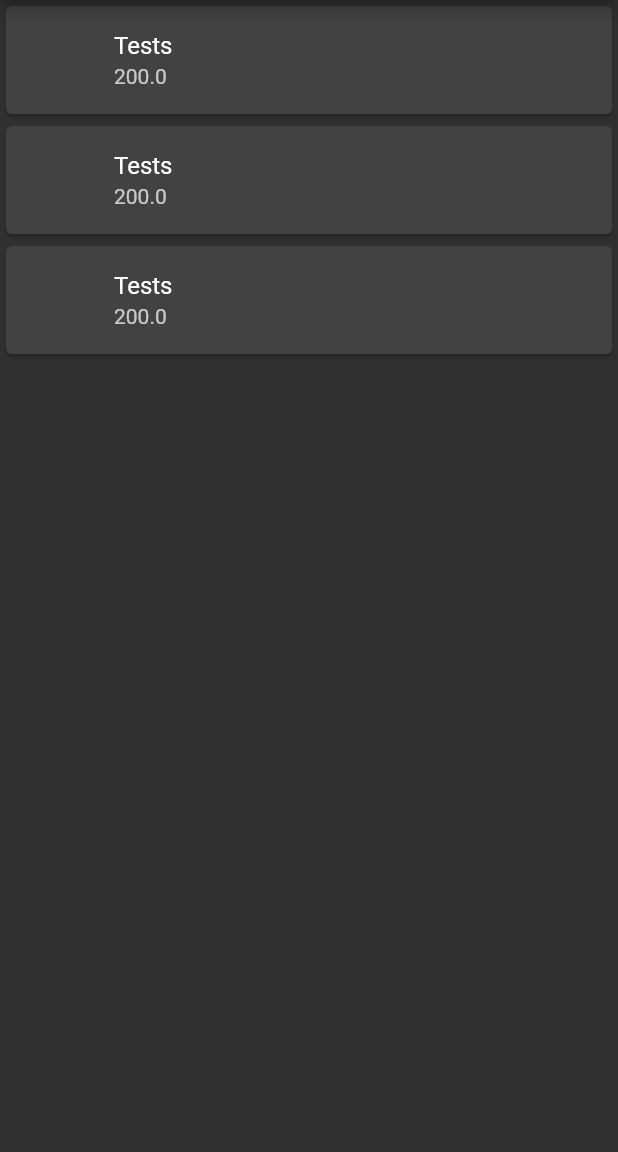
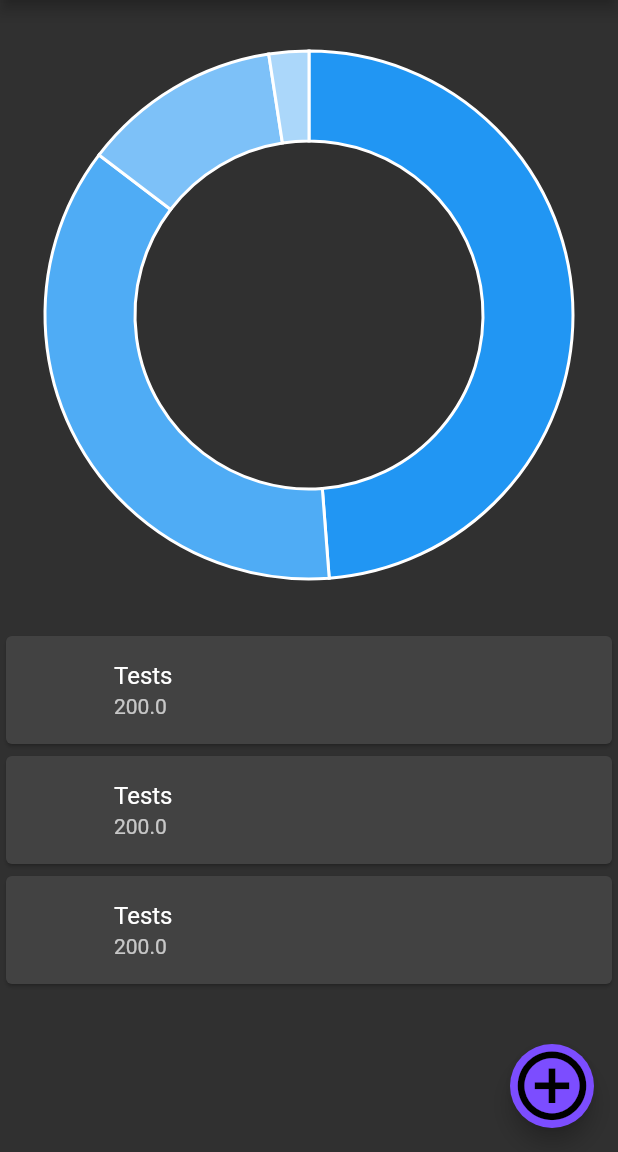
Before and after one commit to rezendevictor/flutter-mvvm, a Flutter app: the screen it shows after launch, on a phone screen of 412 x 824 dp, the part 84-1236 px from its top. Run offline on Flutter 3.47's test engine with Material 2 defaults, Android fonts, the phone set to English and light mode, and no system bars; our stand-ins replace charts_flutter.

```diff
--- a/lib/screens/entry_screen.dart
+++ b/lib/screens/entry_screen.dart
@@ -5,7 +5,6 @@ import 'package:mvvm/screens/screen_elements/text_display_element.dart';
 import 'package:charts_flutter/flutter.dart' as charts;
 
 class Entry extends StatelessWidget {
-
   @override
   Widget build(BuildContext context) {
     // TODO: implement build
@@ -14,15 +13,24 @@ class Entry extends StatelessWidget {
       appBar: AppBar(title: Text("MVVM")),
       body: ListView(
         children: <Widget>[
-              TextCard(titulo: "Tests", valor: 200),
-              TextCard(titulo: "Tests", valor: 200),
-              TextCard(titulo: "Tests", valor: 200),
+          Container(
+            margin: const EdgeInsets.all(10.0),
+            width: 400.0,
+            height: 400.0,
+            child: DonutPieChart(_createSampleData()),
+          ),
+          TextCard(titulo: "Tests", valor: 200),
+          TextCard(titulo: "Tests", valor: 200),
+          TextCard(titulo: "Tests", valor: 200),
+        ],
+      ),
+      floatingActionButton: FloatingActionButton(
+        child: Icon(Icons.add_circle_outline,size: 55,),
+        backgroundColor: (Colors.deepPurpleAccent),
 
-        ],
       ),
     );
   }
-
 
   static List<charts.Series<LinearSales, int>> _createSampleData() {
     final data = [
--- a/lib/screens/screen_elements/piechart_element.dart
+++ b/lib/screens/screen_elements/piechart_element.dart
@@ -7,12 +7,13 @@ class DonutPieChart extends StatelessWidget {
 
   DonutPieChart(this.seriesList, {this.animate});
 
+
   /// Creates a [PieChart] with sample data and no transition.
   factory DonutPieChart.withSampleData() {
     return new DonutPieChart(
       _createSampleData(),
       // Disable animations for image tests.
-      animate: false,
+      animate: true,
     );
   }
 
```
